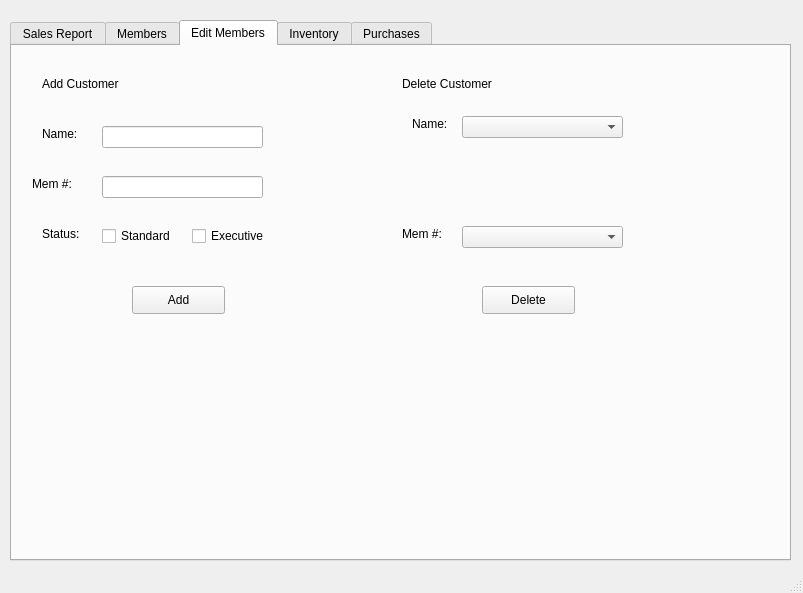
The window that QtCuties-BulkClubProject/menu.ui (NicholasHuCS1C/Bulk-Club-CS1C) describes before a commit, drawn with Qt 5.
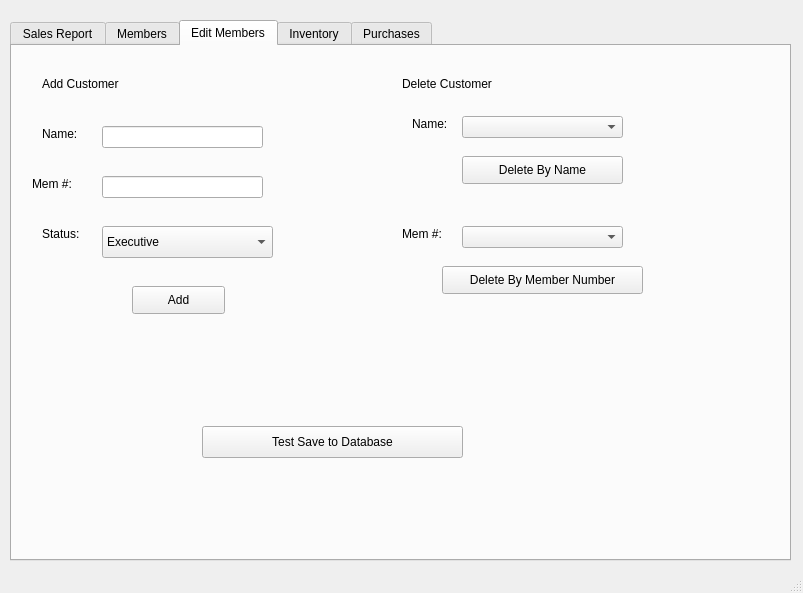
The same window after the commit. The open tabs and pages were chosen to show the change.

```diff
--- a/QtCuties-BulkClubProject/menu.ui
+++ b/QtCuties-BulkClubProject/menu.ui
@@ -367,32 +367,6 @@
        <string>Mem #:</string>
       </property>
      </widget>
-     <widget class="QCheckBox" name="checkBoxEditStandard">
-      <property name="geometry">
-       <rect>
-        <x>90</x>
-        <y>180</y>
-        <width>81</width>
-        <height>20</height>
-       </rect>
-      </property>
-      <property name="text">
-       <string>Standard</string>
-      </property>
-     </widget>
-     <widget class="QCheckBox" name="checkBoxAddExecutive">
-      <property name="geometry">
-       <rect>
-        <x>180</x>
-        <y>180</y>
-        <width>81</width>
-        <height>20</height>
-       </rect>
-      </property>
-      <property name="text">
-       <string>Executive</string>
-      </property>
-     </widget>
      <widget class="QLabel" name="labelTXTStatus">
       <property name="geometry">
        <rect>
@@ -481,14 +455,60 @@
      <widget class="QPushButton" name="buttonDeleteCustomer">
       <property name="geometry">
        <rect>
-        <x>470</x>
-        <y>240</y>
-        <width>93</width>
+        <x>450</x>
+        <y>110</y>
+        <width>161</width>
         <height>28</height>
        </rect>
       </property>
       <property name="text">
-       <string>Delete</string>
+       <string>Delete By Name</string>
+      </property>
+     </widget>
+     <widget class="QComboBox" name="addCustomerStatus">
+      <property name="geometry">
+       <rect>
+        <x>90</x>
+        <y>180</y>
+        <width>171</width>
+        <height>32</height>
+       </rect>
+      </property>
+      <item>
+       <property name="text">
+        <string>Executive</string>
+       </property>
+      </item>
+      <item>
+       <property name="text">
+        <string>Standard</string>
+       </property>
+      </item>
+     </widget>
+     <widget class="QPushButton" name="saveDatabaseTxt">
+      <property name="geometry">
+       <rect>
+        <x>190</x>
+        <y>380</y>
+        <width>261</width>
+        <height>32</height>
+       </rect>
+      </property>
+      <property name="text">
+       <string>Test Save to Database</string>
+      </property>
+     </widget>
+     <widget class="QPushButton" name="buttonDeleteCustomer_2">
+      <property name="geometry">
+       <rect>
+        <x>430</x>
+        <y>220</y>
+        <width>201</width>
+        <height>28</height>
+       </rect>
+      </property>
+      <property name="text">
+       <string>Delete By Member Number</string>
       </property>
      </widget>
     </widget>
```
Left out of the diff: 30 changed lines with no effect on the pictures.
